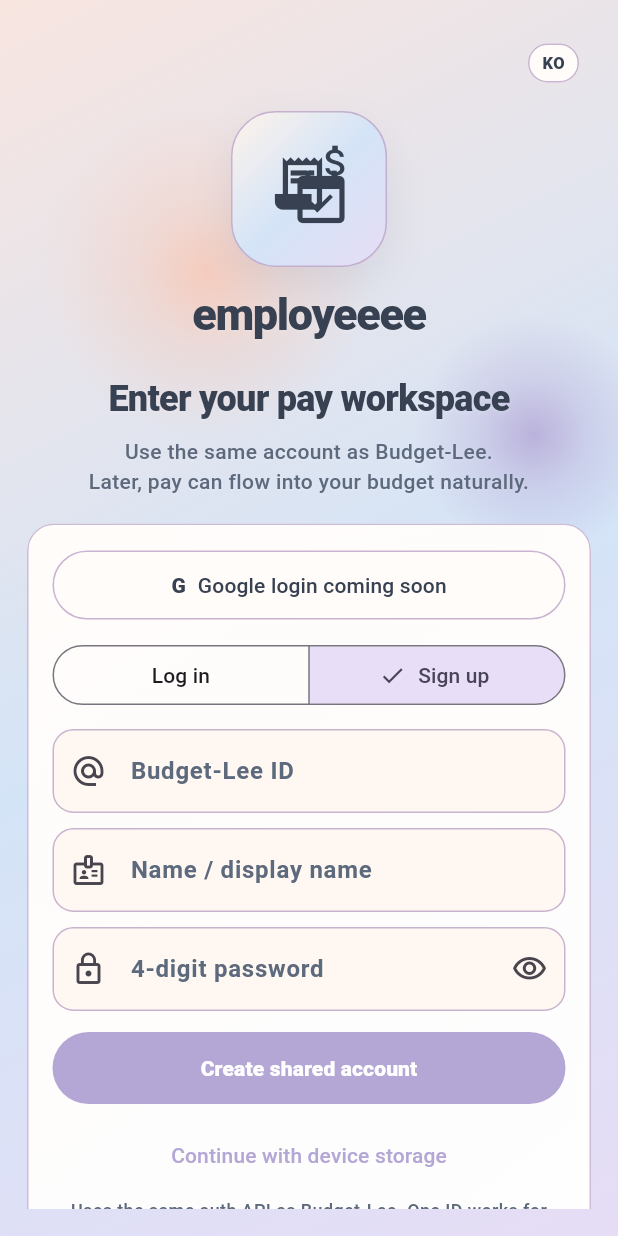
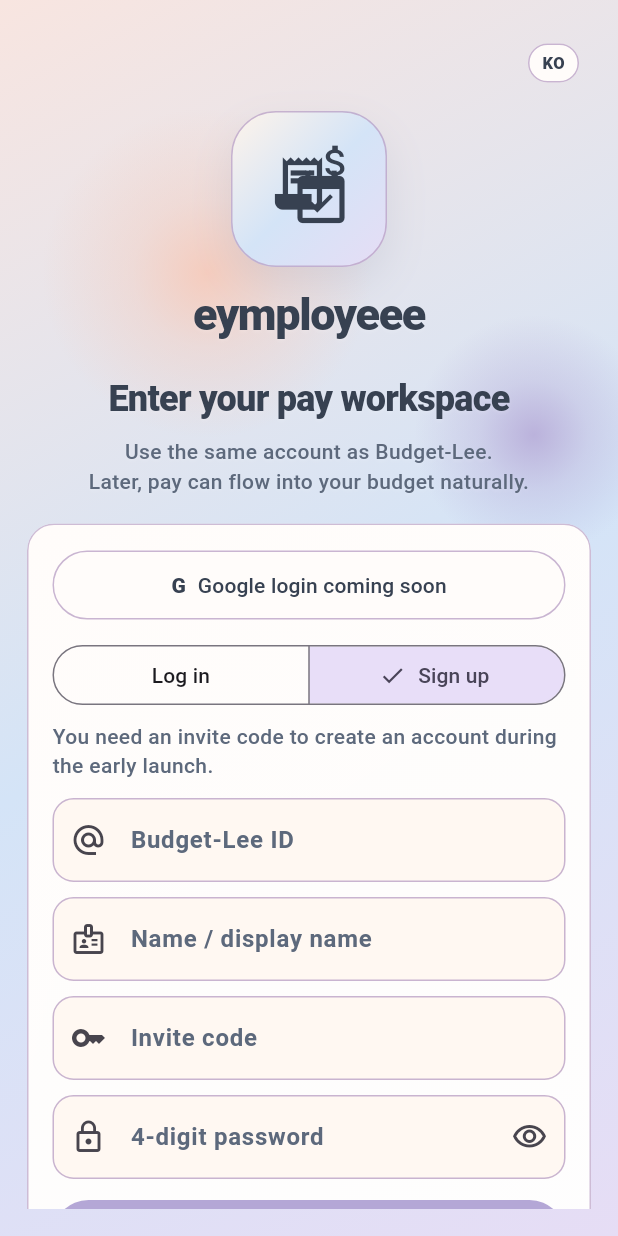
Before and after one commit to Melondressing/employeee, a Flutter app: the screen it shows after launch, after a tap on "EN", after a tap on "Sign up", on a phone screen of 412 x 824 dp. Run offline on Flutter 3.47's test engine with Material 3 defaults, Android fonts, the phone set to English and light mode, and no system bars; our stand-ins replace flutter_riverpod, share_plus, shared_preferences; Roboto replaces fonts that are missing (SF Pro).

Commit message:
feat: add invite code signup and polish branding

```diff
--- a/lib/app.dart
+++ b/lib/app.dart
@@ -19,6 +19,7 @@ import 'screens/work_log_screen.dart';
 import 'services/auth_service.dart';
 import 'services/cloud_sync_coordinator.dart';
 import 'services/language_service.dart';
+import 'services/providers.dart';
 import 'theme/colors.dart';
 
 class AuthGate extends ConsumerStatefulWidget {
@@ -31,6 +32,7 @@ class AuthGate extends ConsumerStatefulWidget {
 class _AuthGateState extends ConsumerState<AuthGate> {
   String? _lastCloudSyncKey;
   Timer? _cloudRefreshTimer;
+  bool _hadCloudSession = false;
 
   @override
   void dispose() {
@@ -41,8 +43,23 @@ class _AuthGateState extends ConsumerState<AuthGate> {
   @override
   Widget build(BuildContext context) {
     final session = ref.watch(authSessionProvider);
+    _handleSessionTransition(session);
     _scheduleCloudSync(session);
     return session == null ? const LoginScreen() : const HomeScreen();
+  }
+
+  void _handleSessionTransition(AuthSession? session) {
+    final hasCloudSession = session != null && session.hasCloudToken;
+
+    if (_hadCloudSession && !hasCloudSession) {
+      WidgetsBinding.instance.addPostFrameCallback((_) {
+        if (!mounted) return;
+        unawaited(ref.read(payRuleProvider.notifier).reload());
+        unawaited(ref.read(workEntriesProvider.notifier).reload());
+      });
+    }
+
+    _hadCloudSession = hasCloudSession;
   }
 
   void _scheduleCloudSync(AuthSession? session) {
@@ -88,7 +105,7 @@ class EmployeeeeApp extends ConsumerWidget {
     ];
 
     return MaterialApp(
-      title: 'employeeee',
+      title: 'eymployeee',
       localizationsDelegates: GlobalMaterialLocalizations.delegates,
       locale: language.locale,
       supportedLocales: const [
--- a/lib/screens/home_screen.dart
+++ b/lib/screens/home_screen.dart
@@ -608,7 +608,7 @@ class _HomeAppBarTitle extends StatelessWidget {
         child: Row(
           children: [
             Text(
-              'employeeee',
+              'eymployeee',
               style: TextStyle(
                 fontSize: isCompact ? 18 : 20,
                 fontWeight: FontWeight.w700,
--- a/lib/screens/login_screen.dart
+++ b/lib/screens/login_screen.dart
@@ -27,6 +27,7 @@ class _LoginScreenState extends ConsumerState<LoginScreen> {
   final _username = TextEditingController();
   final _displayName = TextEditingController();
   final _password = TextEditingController();
+  final _inviteCode = TextEditingController();
   bool _obscure = true;
   bool _isRegister = false;
   bool _isSubmitting = false;
@@ -36,6 +37,7 @@ class _LoginScreenState extends ConsumerState<LoginScreen> {
     _username.dispose();
     _displayName.dispose();
     _password.dispose();
+    _inviteCode.dispose();
     super.dispose();
   }
 
@@ -75,7 +77,7 @@ class _LoginScreenState extends ConsumerState<LoginScreen> {
                 const _BrandMark(),
                 const SizedBox(height: 10),
                 const Text(
-                  'employeeee',
+                  'eymployeee',
                   textAlign: TextAlign.center,
                   style: TextStyle(
                     color: AppColors.deepInk,
@@ -163,6 +165,16 @@ class _LoginScreenState extends ConsumerState<LoginScreen> {
                 ? null
                 : (selection) => setState(() => _isRegister = selection.first),
           ),
+          if (_isRegister) ...[
+            const SizedBox(height: 8),
+            Text(
+              language.text(
+                '초기 홍보용 초대 코드가 있어야 가입할 수 있어요.',
+                'You need an invite code to create an account during the early launch.',
+              ),
+              style: const TextStyle(color: AppColors.softBlack, height: 1.35),
+            ),
+          ],
           const SizedBox(height: 12),
           TextField(
             controller: _username,
@@ -182,6 +194,22 @@ class _LoginScreenState extends ConsumerState<LoginScreen> {
               decoration: InputDecoration(
                 labelText: language.text('이름 / 표시 이름', 'Name / display name'),
                 prefixIcon: const Icon(Icons.badge_outlined),
+              ),
+            ),
+            const SizedBox(height: 10),
+            TextField(
+              controller: _inviteCode,
+              textInputAction: TextInputAction.next,
+              textCapitalization: TextCapitalization.characters,
+              autofillHints: const [AutofillHints.oneTimeCode],
+              inputFormatters: [
+                FilteringTextInputFormatter.allow(RegExp(r'[a-zA-Z0-9-]')),
+                UpperCaseTextFormatter(),
+              ],
+              decoration: InputDecoration(
+                labelText: language.text('초대 코드', 'Invite code'),
+                hintText: language.text('예: LAUNCH-001', 'e.g. LAUNCH-001'),
+                prefixIcon: const Icon(Icons.key_outlined),
               ),
             ),
           ],
@@ -331,8 +359,8 @@ class _LoginScreenState extends ConsumerState<LoginScreen> {
           _PlanRow(
             icon: Icons.storage_outlined,
             title: language.text(
-              'employeeee 데이터 분리 예정',
-              'employeeee data is separated',
+              'eymployeee 데이터 분리 예정',
+              'eymployeee data is separated',
             ),
             subtitle: language.text(
               'pay_rules, work_entries는 같은 user_id 아래 별도 테이블로 붙입니다.',
@@ -369,6 +397,7 @@ class _LoginScreenState extends ConsumerState<LoginScreen> {
     final username = _username.text.trim();
     final password = _password.text.trim();
     final displayName = _displayName.text.trim();
+    final inviteCode = _inviteCode.text.trim().toUpperCase();
 
     if (username.isEmpty || password.length != 4) {
       ScaffoldMessenger.of(context).showSnackBar(
@@ -393,12 +422,22 @@ class _LoginScreenState extends ConsumerState<LoginScreen> {
       );
       return;
     }
+    if (_isRegister && inviteCode.isEmpty) {
+      ScaffoldMessenger.of(context).showSnackBar(
+        SnackBar(
+          content: Text(
+            _t('회원가입에는 초대 코드가 필요해요.', 'An invite code is required to sign up.'),
+          ),
+        ),
+      );
+      return;
+    }
 
     setState(() => _isSubmitting = true);
     try {
-      final importDeviceData = _isRegister && await Storage.hasLocalWorkData()
-          ? await _confirmDeviceDataImport()
-          : false;
+      final hasLocalData = await Storage.hasLocalWorkData();
+      final importDeviceData =
+          hasLocalData ? await _confirmDeviceDataImport() : false;
       if (!mounted) return;
 
       late final AuthSession session;
@@ -408,6 +447,7 @@ class _LoginScreenState extends ConsumerState<LoginScreen> {
                   username: username,
                   password: password,
                   displayName: displayName,
+                  inviteCode: inviteCode,
                 );
       } else {
         session = await ref.read(authSessionProvider.notifier).signInWithEmail(
@@ -547,8 +587,8 @@ class _LoginScreenState extends ConsumerState<LoginScreen> {
                     'Pay rules and work entries saved on this device will be removed. Other devices/server data are not affected.',
                   )
                 : _t(
-                    'Budget-Lee 공통 계정과 employeeee 근무기록, 급여 규칙, Budget-Lee 데이터가 함께 삭제됩니다. 이 작업은 되돌릴 수 없습니다.',
-                    'Your shared Budget-Lee account, employeeee work entries, pay rules, and Budget-Lee data will be deleted. This cannot be undone.',
+                    'Budget-Lee 공통 계정과 eymployeee 근무기록, 급여 규칙, Budget-Lee 데이터가 함께 삭제됩니다. 이 작업은 되돌릴 수 없습니다.',
+                    'Your shared Budget-Lee account, eymployeee work entries, pay rules, and Budget-Lee data will be deleted. This cannot be undone.',
                   ),
           ),
           actions: [
@@ -732,3 +772,13 @@ class _PlanRow extends StatelessWidget {
     );
   }
 }
+
+class UpperCaseTextFormatter extends TextInputFormatter {
+  @override
+  TextEditingValue formatEditUpdate(
+    TextEditingValue oldValue,
+    TextEditingValue newValue,
+  ) {
+    return newValue.copyWith(text: newValue.text.toUpperCase());
+  }
+}
--- a/lib/screens/pay_history_screen.dart
+++ b/lib/screens/pay_history_screen.dart
@@ -236,7 +236,7 @@ class _PayHistoryScreenState extends ConsumerState<PayHistoryScreen> {
 
     await Share.share(
       payload,
-      subject: 'employeeee 급여 기록 ${formatter.format(summary.result.net)}',
+      subject: 'eymployeee 급여 기록 ${formatter.format(summary.result.net)}',
     );
   }
 
@@ -315,7 +315,7 @@ class _PayHistoryScreenState extends ConsumerState<PayHistoryScreen> {
       'entry_count': summary.entryCount,
       'category': '급여',
       'description':
-          employer.isEmpty ? 'employeeee 급여 $period' : '$employer 급여 $period',
+          employer.isEmpty ? 'eymployeee 급여 $period' : '$employer 급여 $period',
       'employment_type': rule.employmentType.name,
       'employee_name': rule.employeeName,
       'employer_name': rule.employerName,
--- a/lib/screens/rules_screen.dart
+++ b/lib/screens/rules_screen.dart
@@ -877,7 +877,7 @@ class _RulesScreenState extends ConsumerState<RulesScreen> {
 
   Future<void> _exportBackup() async {
     final backup = await Storage.exportBackup();
-    await Share.share(backup, subject: 'employeeee backup');
+    await Share.share(backup, subject: 'eymployeee backup');
   }
 
   Future<void> _importBackup() async {
--- a/lib/services/auth_service.dart
+++ b/lib/services/auth_service.dart
@@ -58,11 +58,13 @@ class AuthSessionNotifier extends StateNotifier<AuthSession?> {
     required String username,
     required String password,
     required String displayName,
+    required String inviteCode,
   }) async {
     final session = await _apiClient.register(
       username: username.trim(),
       password: password.trim(),
       displayName: displayName.trim(),
+      inviteCode: inviteCode.trim(),
     );
     state = session;
     await AuthStorage.saveSession(session);
@@ -188,6 +190,7 @@ class AuthApiClient {
     required String username,
     required String password,
     required String displayName,
+    required String inviteCode,
   }) async {
     final body = await _postJson(
       '/api/auth/register',
@@ -195,6 +198,7 @@ class AuthApiClient {
         'username': username,
         'password': password,
         'name': displayName,
+        'inviteCode': inviteCode,
       },
     );
     return _sessionFromAuthPayload(
--- a/lib/services/cloud_sync_service.dart
+++ b/lib/services/cloud_sync_service.dart
@@ -153,7 +153,7 @@ class EmployeeCloudApi {
   Map<String, dynamic> _decodeResponse(http.Response response) {
     final decoded = jsonDecode(response.body);
     if (decoded is! Map<String, dynamic>) {
-      throw const AuthException('employeeee 클라우드 응답을 이해하지 못했어요.');
+      throw const AuthException('eymployeee 클라우드 응답을 이해하지 못했어요.');
     }
 
     final success = decoded['success'] == true;
@@ -161,7 +161,7 @@ class EmployeeCloudApi {
       throw AuthException(
         decoded['error']?.toString() ??
             decoded['message']?.toString() ??
-            'employeeee 클라우드 저장에 실패했어요.',
+            'eymployeee 클라우드 저장에 실패했어요.',
       );
     }
     return decoded;
```
Also changed, not shown: lib/screens/work_entry_form_screen.dart (+7 -66 lines), 2 other files.
